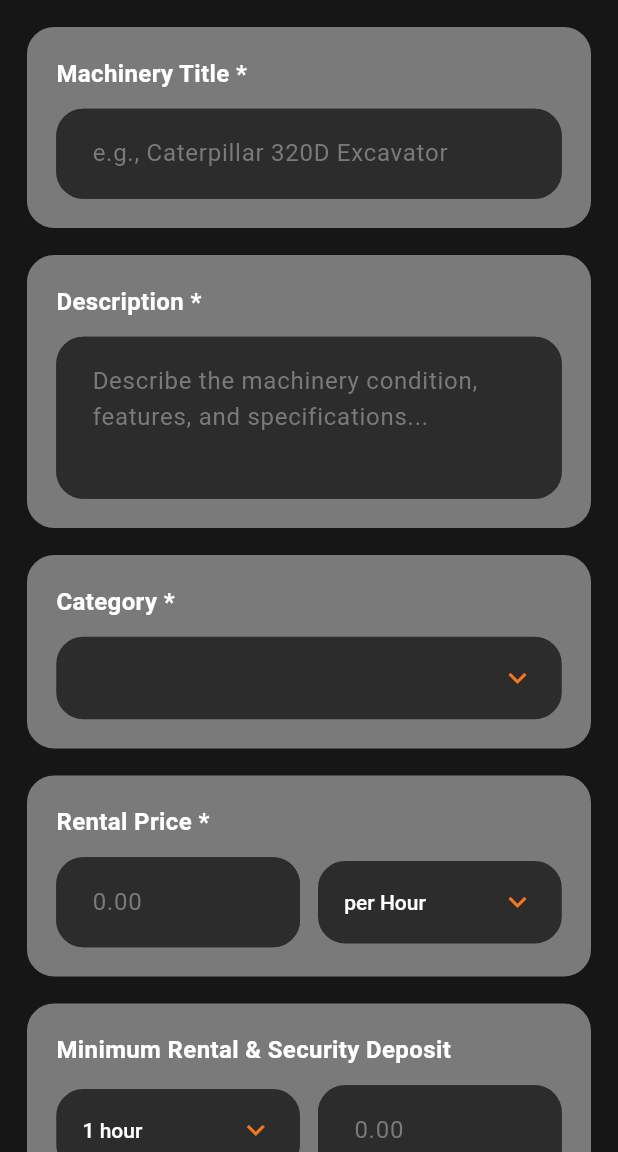
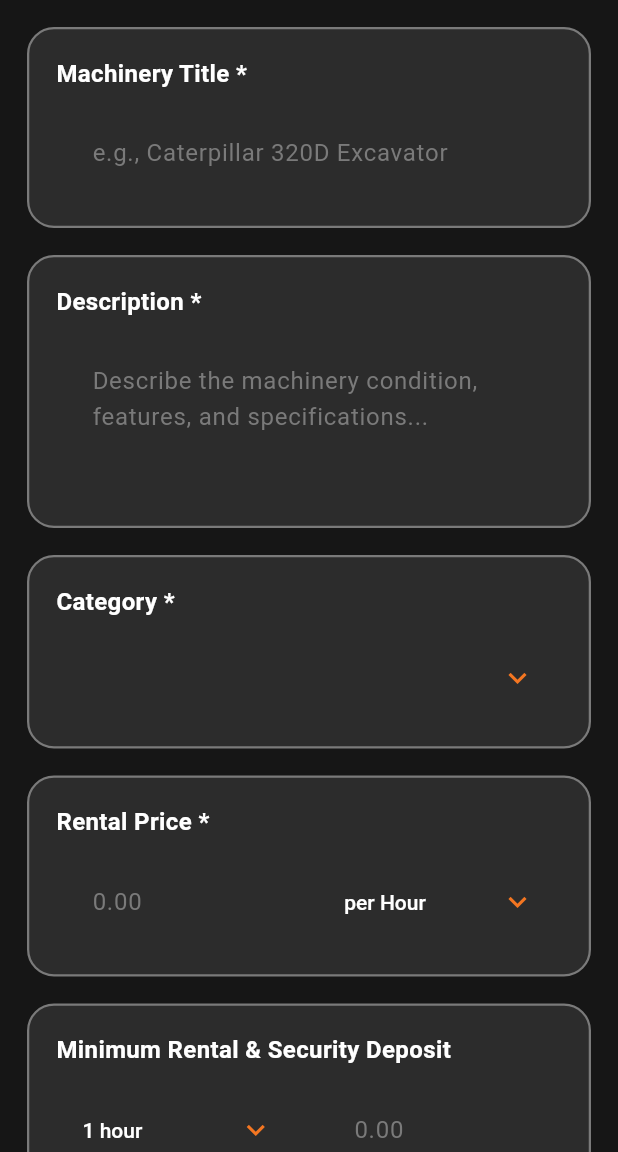
Before and after one commit to chhamza11/mikenprovider, a Flutter app: the AddMachineryPage screen opened directly, on a phone screen of 412 x 824 dp, the part 84-1236 px from its top. Run offline on Flutter 3.47's test engine with Material 3 defaults, Android fonts, the light colour scheme and no system bars; our stand-ins replace appwrite, flutter_bloc, formz, image_picker, table_calendar; missing offline and left inert: dart_appwrite; network calls fail; statements that could not run were skipped.

Commit message:
adding file

```diff
--- a/lib/modules/machinery/pages/add_machinery_page.dart
+++ b/lib/modules/machinery/pages/add_machinery_page.dart
@@ -90,7 +90,8 @@ class _AddMachineryPageState extends State<AddMachineryPage> {
               title: 'Availability Calendar',
               child: AvailabilityCalendar(),
             ),
-            FormSection(
+            FormSection
+              (
               title: 'Additional Details',
               child: Column(
                 crossAxisAlignment: CrossAxisAlignment.start,
--- a/lib/modules/machinery/widgets/form_section.dart
+++ b/lib/modules/machinery/widgets/form_section.dart
@@ -21,7 +21,7 @@ class FormSection extends StatelessWidget {
       padding: const EdgeInsets.all(18.0),
       margin: const EdgeInsets.only(bottom: 18.0),
       decoration: BoxDecoration(
-        color: AppColors.lightGray,
+        color: AppColors.surface,
         borderRadius: BorderRadius.circular(18.0),
         border: Border.all(color: AppColors.lightGray, width: 1.5),
       ),
```
